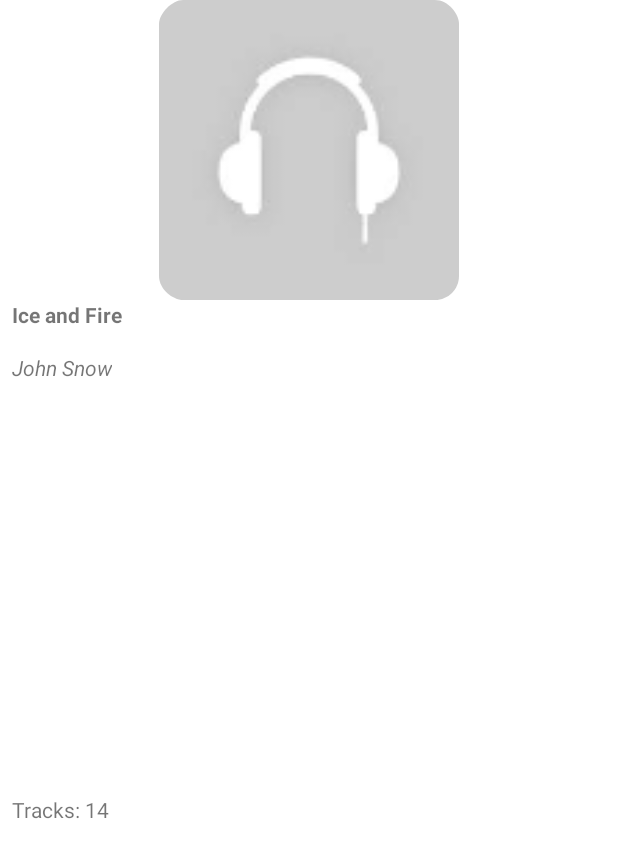
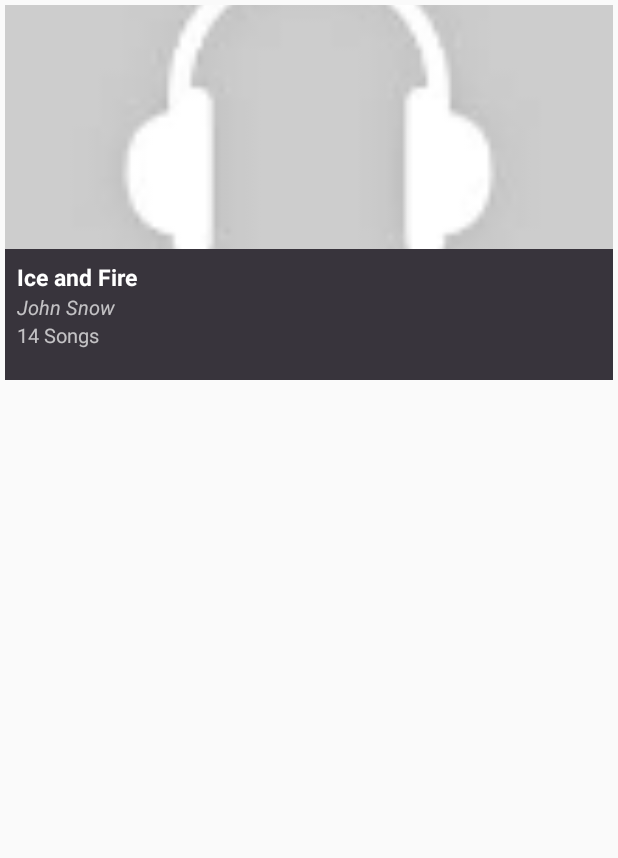
Before and after one commit to albertmiro/Album4U, an Android app: the layout item_album.xml on its own in the app's theme, with its tools: preview values and no code run, on a phone screen of 412 x 824 dp. Shown: the top 858 px of the screen. Run offline under Robolectric (Android 15) with nearby library versions, the phone set to English and light mode, and no system bars; network calls fail.

Commit message:
Improved app design

```diff
--- a/app/build.gradle
+++ b/app/build.gradle
@@ -63,7 +63,6 @@ dependencies {
 
     androidTestImplementation "com.android.support.test:runner:$test_runner_version"
 
-
     implementation "com.google.dagger:dagger:$dagger_version"
     implementation "com.google.dagger:dagger-android:$dagger_version"
     implementation "com.google.dagger:dagger-android-support:$dagger_version"
--- a/app/src/main/java/com/albertmiro/albums4u/ui/MainActivity.java
+++ b/app/src/main/java/com/albertmiro/albums4u/ui/MainActivity.java
@@ -57,4 +57,5 @@ public class MainActivity extends BaseActivity implements HasSupportFragmentInje
     public DispatchingAndroidInjector<Fragment> supportFragmentInjector() {
         return dispatchingAndroidInjector;
     }
+
 }
--- a/app/src/main/java/com/albertmiro/albums4u/ui/albums/adapter/AlbumsItemView.java
+++ b/app/src/main/java/com/albertmiro/albums4u/ui/albums/adapter/AlbumsItemView.java
@@ -26,7 +26,7 @@ public class AlbumsItemView extends RelativeLayout {
 
         albumTitle.setText(album.getName());
         albumArtist.setText(album.getArtistName());
-        albumTracks.setText(String.format(getContext().getString(R.string.tracks), album.getTrackCount()));
+        albumTracks.setText(String.format(getContext().getString(R.string.total_songs), album.getTrackCount()));
 
         Picasso.get()
                 .load(album.getThumbnailUrl())
--- /dev/null
+++ b/app/src/main/res/drawable/rounded_rect.xml
@@ -0,0 +1,6 @@
+<?xml version="1.0" encoding="utf-8"?>
+<shape xmlns:android="http://schemas.android.com/apk/res/android"
+    android:shape="rectangle">
+    <solid android:color="@color/whiteAlpha10" />
+    <corners android:radius="5dp" />
+</shape>
--- a/app/src/main/res/layout/fragment_albums_list.xml
+++ b/app/src/main/res/layout/fragment_albums_list.xml
@@ -1,7 +1,8 @@
 <?xml version="1.0" encoding="utf-8"?>
 <RelativeLayout xmlns:android="http://schemas.android.com/apk/res/android"
     android:layout_width="match_parent"
-    android:layout_height="match_parent">
+    android:layout_height="match_parent"
+    android:background="@drawable/radial_gradient_bg">
 
     <android.support.v4.widget.SwipeRefreshLayout
         android:id="@+id/swipeRefresh"
@@ -10,6 +11,7 @@
 
         <android.support.v7.widget.RecyclerView
             android:id="@+id/albumsList"
+            android:paddingTop="@dimen/margin4"
             android:layout_width="match_parent"
             android:layout_height="match_parent"
             android:clipToPadding="false" />
--- a/app/src/main/res/layout/item_album.xml
+++ b/app/src/main/res/layout/item_album.xml
@@ -3,57 +3,68 @@
     xmlns:app="http://schemas.android.com/apk/res-auto"
     xmlns:tools="http://schemas.android.com/tools"
     android:layout_width="match_parent"
-    android:layout_height="match_parent"
-    android:background="@android:color/white">
+    android:layout_height="@dimen/albumHeight"
+    android:layout_margin="@dimen/margin3"
+    android:background="@color/whiteAlpha05"
+    tools:background="@color/colorPrimary">
 
     <ImageView
         android:id="@+id/albumImage"
-        android:layout_width="0dp"
-        android:layout_height="@dimen/albumHeight"
+        android:layout_width="match_parent"
+        android:layout_height="0dp"
         android:adjustViewBounds="true"
-        android:scaleType="fitCenter"
+        android:scaleType="centerCrop"
         android:src="@mipmap/ic_launcher"
+        app:layout_constraintBottom_toTopOf="@+id/guideline"
         app:layout_constraintLeft_toLeftOf="parent"
         app:layout_constraintRight_toRightOf="parent"
         app:layout_constraintTop_toTopOf="parent" />
 
     <TextView
         android:id="@+id/albumTitle"
-        android:layout_width="wrap_content"
+        style="@style/AlbumTitle"
+        android:layout_width="0dp"
         android:layout_height="wrap_content"
-        android:layout_marginStart="8dp"
-        android:ellipsize="end"
-        android:lines="2"
-        android:maxLines="2"
-        android:textStyle="bold"
+        android:layout_marginLeft="8dp"
+        android:layout_marginRight="8dp"
+        android:layout_marginTop="8dp"
+        android:gravity="left"
+        app:layout_constraintEnd_toEndOf="parent"
         app:layout_constraintStart_toStartOf="parent"
         app:layout_constraintTop_toBottomOf="@+id/albumImage"
         tools:text="Ice and Fire" />
 
     <TextView
         android:id="@+id/albumArtist"
-        android:layout_width="wrap_content"
+        style="@style/AlbumSubtitle"
+        android:layout_width="0dp"
         android:layout_height="wrap_content"
-        android:layout_marginStart="8dp"
-        android:ellipsize="end"
-        android:lines="1"
-        android:maxLines="1"
-        android:textStyle="italic"
+        android:layout_marginLeft="8dp"
+        android:layout_marginRight="8dp"
+        android:gravity="left"
+        app:layout_constraintEnd_toEndOf="parent"
         app:layout_constraintStart_toStartOf="parent"
         app:layout_constraintTop_toBottomOf="@+id/albumTitle"
         tools:text="John Snow" />
 
     <TextView
         android:id="@+id/albumTracks"
+        style="@style/AlbumTracks"
         android:layout_width="0dp"
         android:layout_height="wrap_content"
-        android:layout_marginBottom="8dp"
-        android:layout_marginEnd="8dp"
-        android:layout_marginStart="8dp"
-        android:layout_marginTop="8dp"
-        app:layout_constraintBottom_toBottomOf="parent"
+        android:layout_marginLeft="8dp"
+        android:layout_marginRight="8dp"
+        android:gravity="left"
+        app:layout_constraintEnd_toEndOf="parent"
         app:layout_constraintStart_toStartOf="parent"
         app:layout_constraintTop_toBottomOf="@+id/albumArtist"
-        tools:text="Tracks: 14" />
+        tools:text="14 Songs" />
+
+    <android.support.constraint.Guideline
+        android:id="@+id/guideline"
+        android:layout_width="wrap_content"
+        android:layout_height="wrap_content"
+        android:orientation="horizontal"
+        app:layout_constraintGuide_percent="0.65" />
 
 </android.support.constraint.ConstraintLayout>
--- a/app/src/main/res/values/dimens.xml
+++ b/app/src/main/res/values/dimens.xml
@@ -1,9 +1,16 @@
 <?xml version="1.0" encoding="utf-8"?>
 <resources>
+    <dimen name="margin3">3dp</dimen>
+    <dimen name="margin8">8dp</dimen>
+    <dimen name="margin4">4dp</dimen>
     <dimen name="margin10">10dp</dimen>
     <dimen name="margin20">20dp</dimen>
-    <dimen name="margin5">5dp</dimen>
+
     <dimen name="progressbarSize">35dp</dimen>
-    <dimen name="albumHeight">200dp</dimen>
+    <dimen name="albumHeight">250dp</dimen>
     <dimen name="albumDetailHeight">120dp</dimen>
+
+    <!-- Text dimensions -->
+    <dimen name="txt13">13sp</dimen>
+    <dimen name="txt15">15sp</dimen>
 </resources>
--- a/app/src/main/res/values/strings.xml
+++ b/app/src/main/res/values/strings.xml
@@ -3,7 +3,7 @@
     <string name="unexpected_error">Ups! Something went wrong</string>
     <string name="lost_connection">Network connection lost</string>
     <string name="no_albums">No Albums found</string>
-    <string name="tracks">Tracks: %d</string>
+    <string name="total_songs">%d Songs</string>
     <string name="no_songs">No songs</string>
     <string name="songs">Songs</string>
     <string name="duration">Duration</string>
--- /dev/null
+++ b/app/src/main/res/values/text_styles.xml
@@ -0,0 +1,64 @@
+<resources>
+
+    <style name="OneLine">
+        <item name="android:lines">1</item>
+        <item name="android:maxLines">1</item>
+        <item name="android:ellipsize">end</item>
+    </style>
+
+    <style name="TextWhite">
+        <item name="android:textColor">@android:color/white</item>
+    </style>
+
+    <style name="TextWhiteTransparent">
+        <item name="android:textColor">#B3FFFFFF</item>
+    </style>
+
+    <style name="TextWhite.Txt15" parent="TextWhite">
+        <item name="android:textSize">@dimen/txt15</item>
+    </style>
+
+    <style name="TextWhite.Txt15.Bold" parent="TextWhite.Txt15">
+        <item name="android:textStyle">bold</item>
+    </style>
+
+    <style name="TextWhite.Txt15.Bold.OneLine" parent="TextWhite.Txt15.Bold">
+        <item name="android:lines">1</item>
+        <item name="android:maxLines">1</item>
+        <item name="android:ellipsize">end</item>
+    </style>
+
+    <style name="TextWhite.Txt15.Bold.ThreeLines" parent="TextWhite.Txt15.Bold">
+        <item name="android:maxLines">3</item>
+        <item name="android:ellipsize">end</item>
+    </style>
+
+    <style name="TextWhiteTransparent.Txt13" parent="TextWhiteTransparent">
+        <item name="android:textSize">@dimen/txt13</item>
+    </style>
+
+    <style name="TextWhiteTransparent.Txt13.Italic" parent="TextWhiteTransparent.Txt13">
+        <item name="android:textStyle">italic</item>
+    </style>
+
+    <style name="TextWhiteTransparent.Txt13.Italic.OneLine" parent="TextWhiteTransparent.Txt13.Italic">
+        <item name="android:lines">1</item>
+        <item name="android:maxLines">1</item>
+        <item name="android:ellipsize">end</item>
+    </style>
+
+    <style name="AlbumTitle" parent="TextWhite.Txt15.Bold.OneLine" />
+
+    <style name="AlbumTitle3Lines" parent="TextWhite.Txt15.Bold.ThreeLines" />
+
+    <style name="AlbumSubtitle" parent="TextWhiteTransparent.Txt13.Italic.OneLine"/>
+
+    <style name="AlbumTracks" parent="TextWhiteTransparent.Txt13" />
+
+    <style name="AlbumTrack" parent="TextWhite.Txt15.Bold.OneLine" />
+
+    <style name="AlbumTrackTime" parent="TextWhiteTransparent.Txt13.Italic.OneLine"/>
+
+    <style name="AlbumNoSongs" parent="TextWhiteTransparent.Txt13.Italic"/>
+
+</resources>
```
Also changed, not shown: app/src/main/res/drawable/radial_gradient_bg.xml (added, +12 -0 lines), app/src/main/res/layout/fragment_album_detail.xml (+21 -16 lines), app/src/main/res/layout/item_track.xml (+10 -11 lines), app/src/main/res/values/colors.xml (+31 -3 lines).
